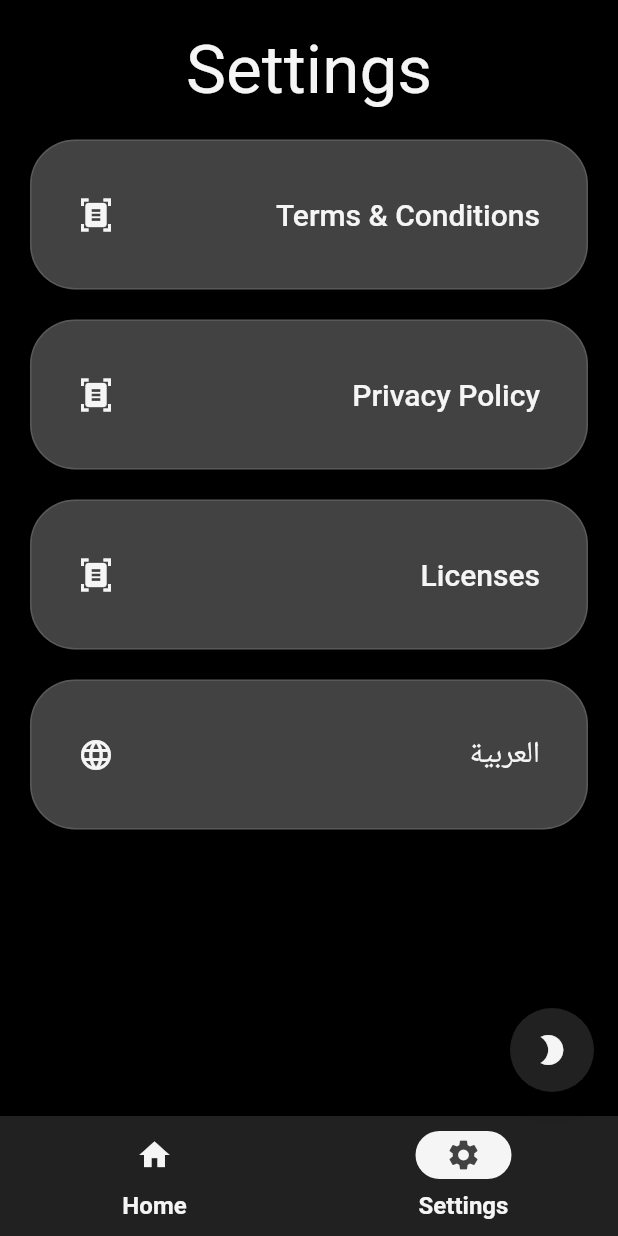
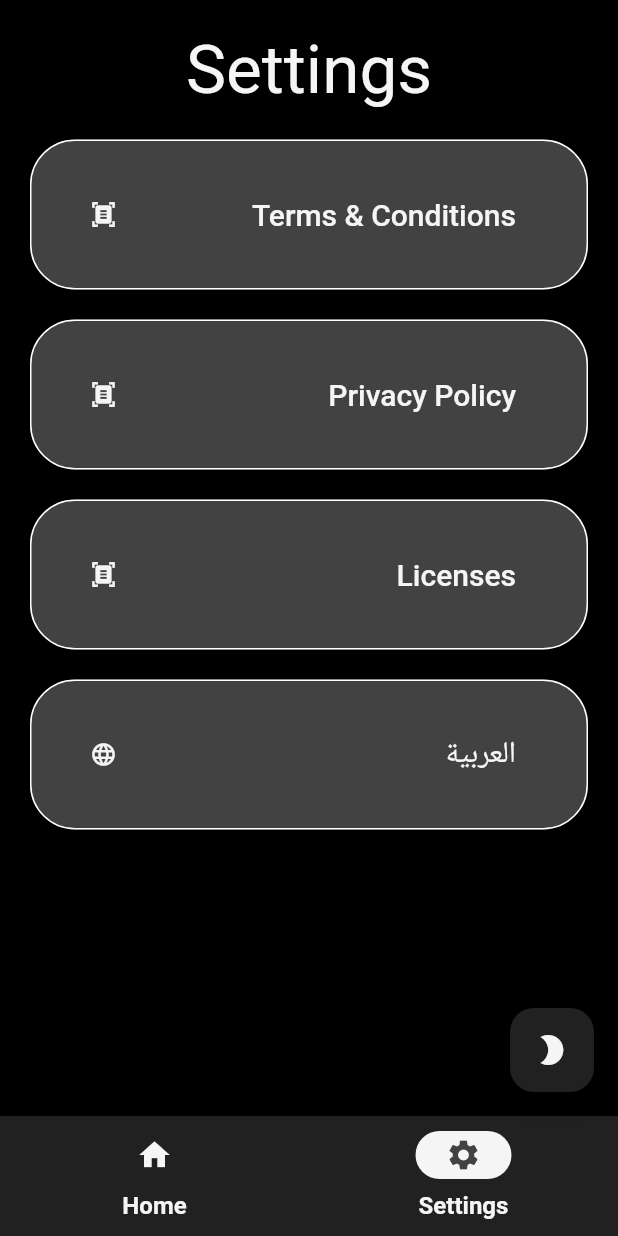
Before and after one commit to phaylali/omniversify_core, a Flutter app: the screen it shows after launch, item 2 of the bottom bar chosen, on a phone screen of 412 x 824 dp. Run offline on Flutter 3.47's test engine with Material 2 defaults, Android fonts, the phone set to English and light mode, and no system bars; our stand-ins replace get, get_storage, google_fonts, unicons, url_strategy; Roboto replaces fonts that are missing (Tajawal).

Commit message:
adding trnalsation and M3 support

```diff
--- a/lib/themes.dart
+++ b/lib/themes.dart
@@ -2,6 +2,7 @@ part of omniversify_core;
 
 /// The unified theme for the omniversify apps, more themes are  coming soon
 ThemeData omniversalDarkBlueTheme() => ThemeData.dark().copyWith(
+      useMaterial3: true,
       colorScheme: ThemeData.dark().colorScheme.copyWith(
           secondary: Colors.grey[900],
           background: Colors.black,
--- a/lib/translation.dart
+++ b/lib/translation.dart
@@ -142,7 +142,14 @@ class OmniversalTranslations extends Translations {
           'end_date': 'End Date',
           'previous_team': 'Previous Team',
           'new_team': 'New Team',
-          'success_login': 'Logged In Successfully'
+          'success_login': 'Logged In Successfully',
+          'fees': 'Fees',
+          'amo': 'AMO',
+          'taxehalle': 'Tax Halle',
+          'taxeregion': 'Tax Region',
+          'othercharges': 'Other Charges',
+          'teamperc': 'Team Percentage',
+          'peage': 'Péage'
         },
         //ARABIC LANGUAGE
         'ar_MA': {
@@ -276,7 +283,14 @@ class OmniversalTranslations extends Translations {
           'end_date': 'تاريخ النهاية',
           'previous_team': 'الفريق السالق',
           'new_team': 'الفريق الجديد',
-          'success_login': 'تم تسجيل الدخول بنجاح'
+          'success_login': 'تم تسجيل الدخول بنجاح',
+          'fees': 'رسوم بنكية',
+          'amo': 'التغطية الصحية',
+          'taxehalle': 'ضريبة السوق',
+          'taxeregion': 'ضريبة الجهة',
+          'othercharges': 'مصاريف اخرى',
+          'teamperc': 'نسبة الفريق',
+          'peage': 'رسوم'
         },
       };
 }
```
Also changed, not shown: pubspec.yaml (+6 -5 lines), example/pubspec.lock, 3 other files.
